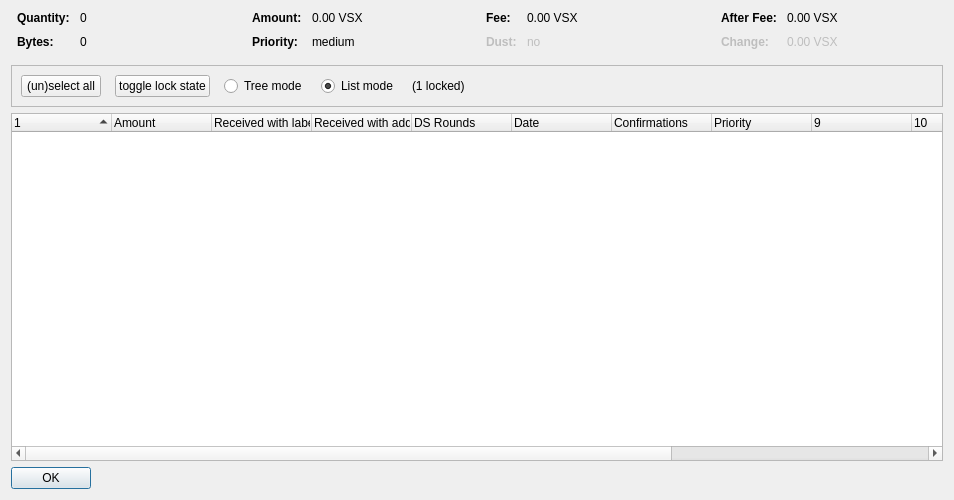
The window that src/qt/forms/coincontroldialog.ui (VsyncDEV/Vsync) describes before a commit, drawn with Qt 5.
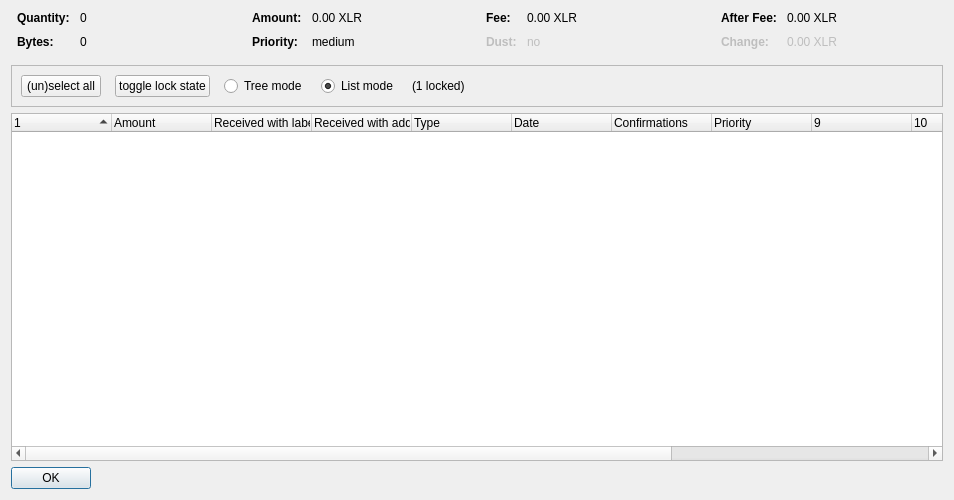
The same window after the commit. Custom widgets are drawn as their Qt base class.

What changed in the file:
```diff
--- a/src/qt/forms/coincontroldialog.ui
+++ b/src/qt/forms/coincontroldialog.ui
@@ -132,7 +132,7 @@
           <enum>Qt::ActionsContextMenu</enum>
          </property>
          <property name="text">
-          <string notr="true">0.00 VSX</string>
+          <string notr="true">0.00 XLR</string>
          </property>
          <property name="textInteractionFlags">
           <set>Qt::LinksAccessibleByMouse|Qt::TextSelectableByKeyboard|Qt::TextSelectableByMouse</set>
@@ -206,7 +206,7 @@
           <enum>Qt::ActionsContextMenu</enum>
          </property>
          <property name="text">
-          <string notr="true">0.00 VSX</string>
+          <string notr="true">0.00 XLR</string>
          </property>
          <property name="textInteractionFlags">
           <set>Qt::LinksAccessibleByMouse|Qt::TextSelectableByKeyboard|Qt::TextSelectableByMouse</set>
@@ -286,7 +286,7 @@
           <enum>Qt::ActionsContextMenu</enum>
          </property>
          <property name="text">
-          <string notr="true">0.00 VSX</string>
+          <string notr="true">0.00 XLR</string>
          </property>
          <property name="textInteractionFlags">
           <set>Qt::LinksAccessibleByMouse|Qt::TextSelectableByKeyboard|Qt::TextSelectableByMouse</set>
@@ -321,7 +321,7 @@
           <enum>Qt::ActionsContextMenu</enum>
          </property>
          <property name="text">
-          <string notr="true">0.00 VSX</string>
+          <string notr="true">0.00 XLR</string>
          </property>
          <property name="textInteractionFlags">
           <set>Qt::LinksAccessibleByMouse|Qt::TextSelectableByKeyboard|Qt::TextSelectableByMouse</set>
@@ -477,7 +477,7 @@
      </column>
      <column>
       <property name="text">
-       <string>DS Rounds</string>
+	<string>Type</string>
       </property>
      </column>
      <column>
```
Left out of the diff: 2 changed lines with no effect on the pictures.
